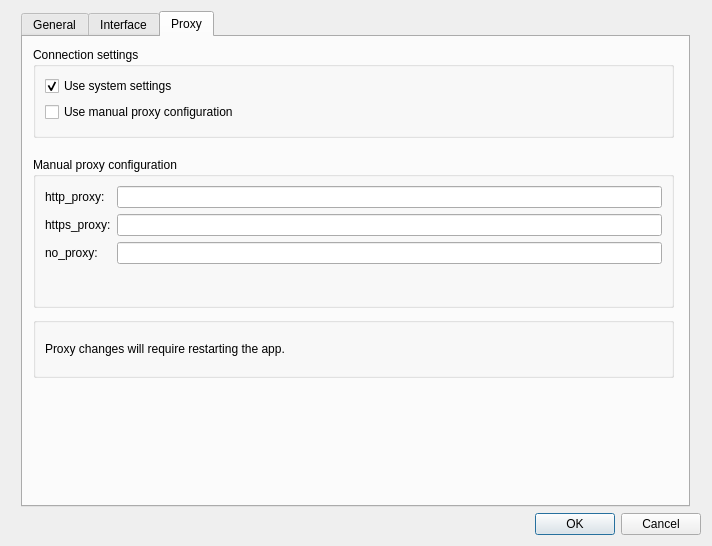
This is src/preferences_dialog.ui in SysAdminDoc/RcloneBrowserNG as Qt 5 draws it before an edit. The edited form follows.
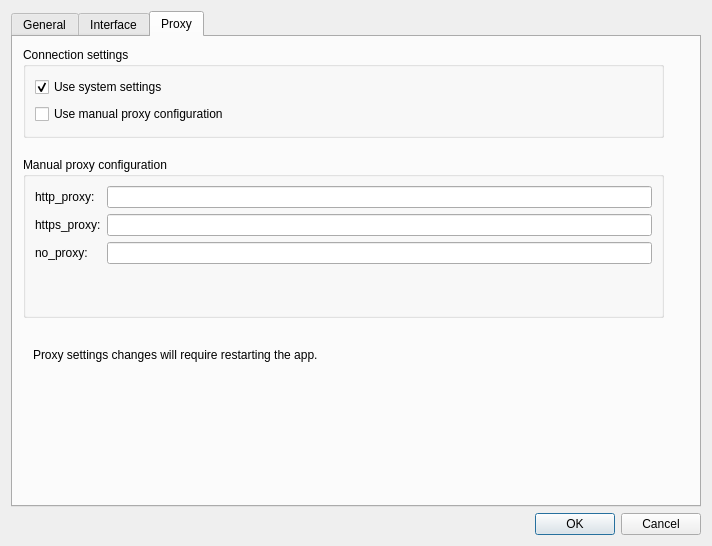
This is the edited form. The open tabs and pages were chosen to show the change.

Commit message: preferences dialog cosmetics

Diff of the .ui file:
```diff
--- a/src/preferences_dialog.ui
+++ b/src/preferences_dialog.ui
@@ -26,7 +26,7 @@
    <string>Preferences</string>
   </property>
   <layout class="QVBoxLayout" name="verticalLayout">
-   <item alignment="Qt::AlignHCenter">
+   <item>
     <widget class="QTabWidget" name="tabWidget">
      <property name="minimumSize">
       <size>
@@ -491,19 +491,6 @@
           </property>
          </widget>
         </item>
-        <item row="3" column="0">
-         <spacer name="verticalSpacer_3">
-          <property name="orientation">
-           <enum>Qt::Vertical</enum>
-          </property>
-          <property name="sizeHint" stdset="0">
-           <size>
-            <width>20</width>
-            <height>40</height>
-           </size>
-          </property>
-         </spacer>
-        </item>
         <item row="0" column="0" colspan="2">
          <widget class="QCheckBox" name="useSystemSettings">
           <property name="sizePolicy">
@@ -531,7 +518,7 @@
          <x>10</x>
          <y>120</y>
          <width>641</width>
-         <height>151</height>
+         <height>161</height>
         </rect>
        </property>
        <property name="title">
@@ -548,19 +535,6 @@
           </property>
          </widget>
         </item>
-        <item row="4" column="1">
-         <spacer name="verticalSpacer_6">
-          <property name="orientation">
-           <enum>Qt::Vertical</enum>
-          </property>
-          <property name="sizeHint" stdset="0">
-           <size>
-            <width>20</width>
-            <height>40</height>
-           </size>
-          </property>
-         </spacer>
-        </item>
         <item row="3" column="1">
          <widget class="QLabel" name="info_2">
           <property name="text">
@@ -596,27 +570,18 @@
         </item>
        </layout>
       </widget>
-      <widget class="QGroupBox" name="groupBox_7">
+      <widget class="QLabel" name="info_4">
        <property name="geometry">
         <rect>
-         <x>10</x>
-         <y>280</y>
-         <width>641</width>
-         <height>61</height>
+         <x>20</x>
+         <y>310</y>
+         <width>611</width>
+         <height>16</height>
         </rect>
        </property>
-       <property name="title">
-        <string/>
+       <property name="text">
+        <string>Proxy settings changes will require restarting the app.</string>
        </property>
-       <layout class="QGridLayout" name="gridLayout_4">
-        <item row="1" column="0" colspan="2">
-         <widget class="QLabel" name="info_4">
-          <property name="text">
-           <string>Proxy changes will require restarting the app.</string>
-          </property>
-         </widget>
-        </item>
-       </layout>
       </widget>
      </widget>
     </widget>
```
Left out of the diff: 215 changed lines with no effect on the pictures.
